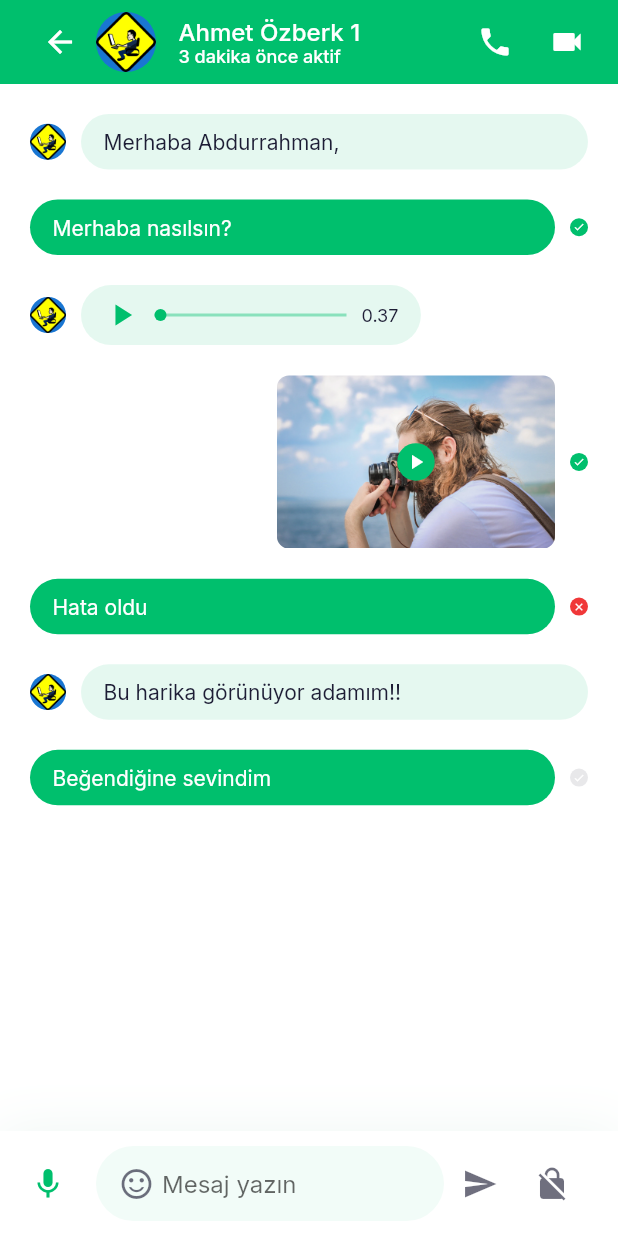
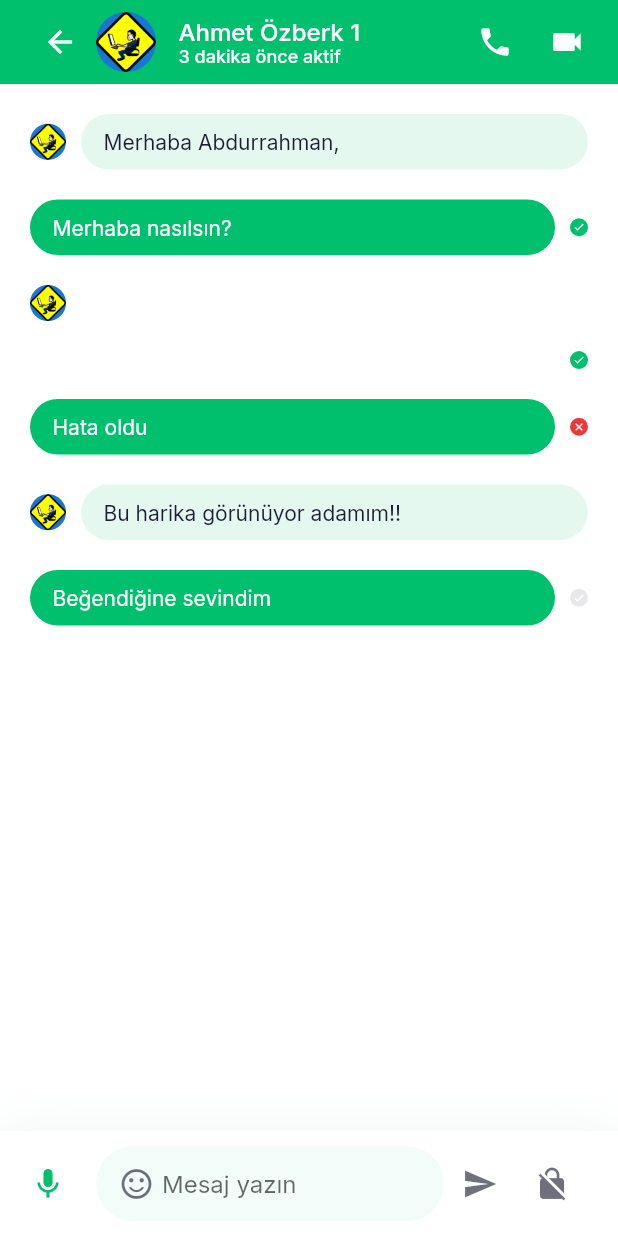
Before and after one commit to AbdurrahmanKaraoglu/Chat-MessagingAppFlutterUI, a Flutter app: the MessagesScreen screen opened directly, on a phone screen of 412 x 824 dp. Run offline on Flutter 3.47's test engine with Material 2 defaults, Android fonts, the phone set to English and light mode, and no system bars; our stand-ins replace google_fonts; missing offline and left inert: encrypt.

Commit message:
enson
Signed-off-by: AbdurrahmanKaraoglu <18110131307@ogr.ksu.edu.tr>

```diff
--- a/lib/main.dart
+++ b/lib/main.dart
@@ -19,7 +19,7 @@ class MyApp extends StatelessWidget {
       darkTheme: darkThemeData(context),
 
       // themeMode:ThemeMode.system,
-      home: WelcomeScreen(),
+      home: const WelcomeScreen(),
     );
   }
 }
--- a/lib/screens/messages/components/audio_message.dart
+++ /dev/null
@@ -1,58 +0,0 @@
-import 'package:flutter/material.dart';
-import 'package:flutter_chat_messaging_app/constants.dart';
-import 'package:flutter_chat_messaging_app/models/ChatMessage.dart';
-
-class AudioMessage extends StatelessWidget {
-  const AudioMessage({Key? key, required this.message}) : super(key: key);
-
-  final ChatMessage message;
-
-  @override
-  Widget build(BuildContext context) {
-    return Container(
-      width: MediaQuery.of(context).size.width * 0.55,
-      padding: EdgeInsets.symmetric(horizontal: kDefaultPadding * 0.75, vertical: kDefaultPadding / 2.5),
-      decoration: BoxDecoration(
-        borderRadius: BorderRadius.circular(30),
-        color: kPrimaryColor.withOpacity(message.isSender ? 1 : 0.1),
-      ),
-      child: Row(
-        children: [
-          Icon(
-            Icons.play_arrow,
-            color: message.isSender ? Colors.white : kPrimaryColor,
-          ),
-          Expanded(
-            child: Padding(
-              padding: const EdgeInsets.symmetric(horizontal: kDefaultPadding / 2),
-              child: Stack(
-                clipBehavior: Clip.none,
-                alignment: Alignment.center,
-                children: [
-                  Container(
-                    width: double.infinity,
-                    height: 2,
-                    color: message.isSender ? Colors.white : kPrimaryColor.withOpacity(0.4),
-                  ),
-                  Positioned(
-                    left: 0,
-                    child: Container(
-                      height: 8,
-                      width: 8,
-                      decoration:
-                          BoxDecoration(color: message.isSender ? Colors.white : kPrimaryColor, shape: BoxShape.circle),
-                    ),
-                  ),
-                ],
-              ),
-            ),
-          ),
-          Text(
-            "0.37",
-            style: TextStyle(fontSize: 12, color: message.isSender ? Colors.white : null),
-          ),
-        ],
-      ),
-    );
-  }
-}
--- a/lib/screens/messages/components/chat_input_field.dart
+++ b/lib/screens/messages/components/chat_input_field.dart
@@ -1,6 +1,5 @@
 import 'package:flutter/material.dart';
 import 'package:flutter_chat_messaging_app/constants.dart';
-import 'package:flutter_chat_messaging_app/models/Chat.dart';
 import 'package:flutter_chat_messaging_app/models/ChatMessage.dart';
 import 'package:flutter_chat_messaging_app/screens/messages/components/EncryptData.dart';
 
@@ -17,7 +16,6 @@ class _ChatInputFieldState extends State<ChatInputField> {
   late final ChatMessage message;
   @override
   void dispose() {
-    // TODO: implement dispose
     myController.dispose();
     super.dispose();
   }
@@ -25,25 +23,25 @@ class _ChatInputFieldState extends State<ChatInputField> {
   @override
   Widget build(BuildContext context) {
     return Container(
-      padding: EdgeInsets.symmetric(horizontal: kDefaultPadding, vertical: kDefaultPadding / 2),
+      padding: const EdgeInsets.symmetric(horizontal: kDefaultPadding, vertical: kDefaultPadding / 2),
       decoration: BoxDecoration(
         color: Theme.of(context).scaffoldBackgroundColor,
         boxShadow: [
           BoxShadow(
-            offset: Offset(0, 4),
+            offset: const Offset(0, 4),
             blurRadius: 32,
-            color: Color(0xFF087949).withOpacity(0.08),
+            color: const Color(0xFF087949).withOpacity(0.08),
           )
         ],
       ),
       child: SafeArea(
         child: Row(
           children: [
-            Icon(Icons.mic, color: kPrimaryColor),
-            SizedBox(width: kDefaultPadding),
+            const Icon(Icons.mic, color: kPrimaryColor),
+            const SizedBox(width: kDefaultPadding),
             Expanded(
               child: Container(
-                padding: EdgeInsets.symmetric(horizontal: kDefaultPadding * 0.75),
+                padding: const EdgeInsets.symmetric(horizontal: kDefaultPadding * 0.75),
                 height: 50,
                 decoration: BoxDecoration(
                   color: kPrimaryColor.withOpacity(0.05),
@@ -55,11 +53,11 @@ class _ChatInputFieldState extends State<ChatInputField> {
                       Icons.sentiment_satisfied_alt_outlined,
                       color: Theme.of(context).textTheme.bodyText1!.color!.withOpacity(0.64),
                     ),
-                    SizedBox(width: kDefaultPadding / 4),
+                    const SizedBox(width: kDefaultPadding / 4),
                     Expanded(
                       child: TextField(
                         controller: myController,
-                        decoration: InputDecoration(hintText: 'Mesaj yazın', border: InputBorder.none),
+                        decoration: const InputDecoration(hintText: 'Mesaj yazın', border: InputBorder.none),
                       ),
                     ),
 
@@ -82,6 +80,8 @@ class _ChatInputFieldState extends State<ChatInputField> {
 
                 setState(() {
                   encryptedText = EncryptData.encryptAES(plainText);
+
+                  // burda firebase e veri göndereceğiz
                   demeChatMessages.add(
                     ChatMessage(
                         text: encryptedText.base64,
--- a/lib/screens/messages/components/message.dart
+++ b/lib/screens/messages/components/message.dart
@@ -2,9 +2,7 @@ import 'package:flutter/cupertino.dart';
 import 'package:flutter/material.dart';
 import 'package:flutter_chat_messaging_app/constants.dart';
 import 'package:flutter_chat_messaging_app/models/ChatMessage.dart';
-import 'package:flutter_chat_messaging_app/screens/messages/components/audio_message.dart';
 import 'package:flutter_chat_messaging_app/screens/messages/components/text_message.dart';
-import 'package:flutter_chat_messaging_app/screens/messages/components/video_message.dart';
 
 class Message extends StatelessWidget {
   const Message({Key? key, required this.message}) : super(key: key);
@@ -16,12 +14,8 @@ class Message extends StatelessWidget {
       switch (message.messageType) {
         case ChatMessageType.text:
           return TextMessage(message: message);
-        case ChatMessageType.audio:
-          return AudioMessage(message: message);
-        case ChatMessageType.video:
-          return VideoMessage();
         default:
-          return SizedBox();
+          return const SizedBox();
       }
     }
 
@@ -31,11 +25,11 @@ class Message extends StatelessWidget {
         mainAxisAlignment: message.isSender ? MainAxisAlignment.end : MainAxisAlignment.start,
         children: [
           if (!message.isSender) ...[
-            CircleAvatar(
+            const CircleAvatar(
               radius: 12,
               backgroundImage: AssetImage('assets/images/user1.png'),
             ),
-            SizedBox(
+            const SizedBox(
               width: kDefaultPadding / 2,
             )
           ],
@@ -70,7 +64,7 @@ class MessageStatusDot extends StatelessWidget {
     }
 
     return Container(
-      margin: EdgeInsets.only(left: kDefaultPadding / 2),
+      margin: const EdgeInsets.only(left: kDefaultPadding / 2),
       height: 12,
       width: 12,
       decoration: BoxDecoration(color: dotColor(status), shape: BoxShape.circle),
--- a/lib/screens/messages/components/text_message.dart
+++ b/lib/screens/messages/components/text_message.dart
@@ -21,7 +21,7 @@ class TextMessage extends StatelessWidget {
           print(encryptedText);
         },
         child: Container(
-          padding: EdgeInsets.symmetric(horizontal: kDefaultPadding * 0.75, vertical: kDefaultPadding / 2),
+          padding: const EdgeInsets.symmetric(horizontal: kDefaultPadding * 0.75, vertical: kDefaultPadding / 2),
           decoration: BoxDecoration(
             color: kPrimaryColor.withOpacity(message.isSender ? 1 : 0.1),
             borderRadius: BorderRadius.circular(30),
--- a/lib/screens/messages/components/video_message.dart
+++ /dev/null
@@ -1,38 +0,0 @@
-import 'package:flutter/material.dart';
-import 'package:flutter_chat_messaging_app/constants.dart';
-
-class VideoMessage extends StatelessWidget {
-  const VideoMessage({Key? key}) : super(key: key);
-
-  @override
-  Widget build(BuildContext context) {
-    return SizedBox(
-      width: MediaQuery.of(context).size.width * 0.45,
-      child: AspectRatio(
-        aspectRatio: 1.6,
-        child: Stack(
-          alignment: Alignment.center,
-          children: [
-            ClipRRect(
-              borderRadius: BorderRadius.circular(8),
-              child: Image.asset("assets/images/Video Place Here.png"),
-            ),
-            Container(
-              height: 25,
-              width: 25,
-              decoration: BoxDecoration(
-                color: kPrimaryColor,
-                shape: BoxShape.circle,
-              ),
-              child: Icon(
-                Icons.play_arrow,
-                size: 16,
-                color: Colors.white,
-              ),
-            ),
-          ],
-        ),
-      ),
-    );
-  }
-}
--- a/lib/screens/messages/message_screen.dart
+++ b/lib/screens/messages/message_screen.dart
@@ -14,7 +14,7 @@ class _MessagesScreenState extends State<MessagesScreen> {
   Widget build(BuildContext context) {
     return Scaffold(
       appBar: buildAppBar(),
-      body: Body(),
+      body: const Body(),
     );
   }
 
@@ -23,12 +23,12 @@ class _MessagesScreenState extends State<MessagesScreen> {
       automaticallyImplyLeading: false,
       title: Row(
         children: [
-          BackButton(),
-          CircleAvatar(backgroundImage: AssetImage('assets/images/user1.png')),
-          SizedBox(width: kDefaultPadding * 0.75),
+          const BackButton(),
+          const CircleAvatar(backgroundImage: AssetImage('assets/images/user1.png')),
+          const SizedBox(width: kDefaultPadding * 0.75),
           Column(
             crossAxisAlignment: CrossAxisAlignment.start,
-            children: [
+            children: const [
               Text("Ahmet Özberk 1", style: TextStyle(fontSize: 16)),
               Text("3 dakika önce aktif", style: TextStyle(fontSize: 12)),
             ],
@@ -36,9 +36,9 @@ class _MessagesScreenState extends State<MessagesScreen> {
         ],
       ),
       actions: [
-        IconButton(onPressed: () {}, icon: Icon(Icons.local_phone)),
-        IconButton(onPressed: () {}, icon: Icon(Icons.videocam)),
-        SizedBox(width: kDefaultPadding / 2)
+        IconButton(onPressed: () {}, icon: const Icon(Icons.local_phone)),
+        IconButton(onPressed: () {}, icon: const Icon(Icons.videocam)),
+        const SizedBox(width: kDefaultPadding / 2)
       ],
     );
   }
--- a/lib/screens/welcome/welcome_screen.dart
+++ b/lib/screens/welcome/welcome_screen.dart
@@ -3,6 +3,8 @@ import 'package:flutter_chat_messaging_app/constants.dart';
 import 'package:flutter_chat_messaging_app/screens/signinOrSignUp/signin_or_signup_screen.dart';
 
 class WelcomeScreen extends StatelessWidget {
+  const WelcomeScreen({Key? key}) : super(key: key);
+
   @override
   Widget build(BuildContext context) {
     return Scaffold(
```
Also changed, not shown: lib/screens/chats/chats_screen.dart (deleted, +0 -61 lines), lib/screens/chats/components/body.dart (deleted, +0 -49 lines), lib/screens/chats/components/chat_card.dart (deleted, +0 -83 lines), lib/screens/signinOrSignUp/signin_or_signup_screen.dart (+6 -6 lines).
